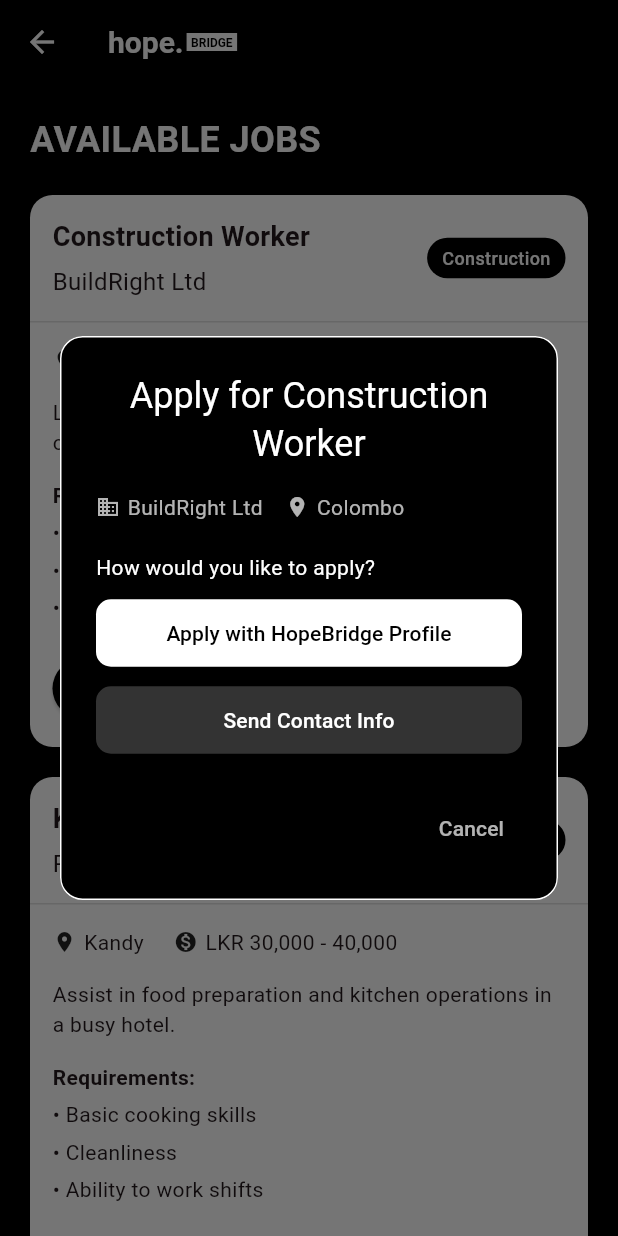
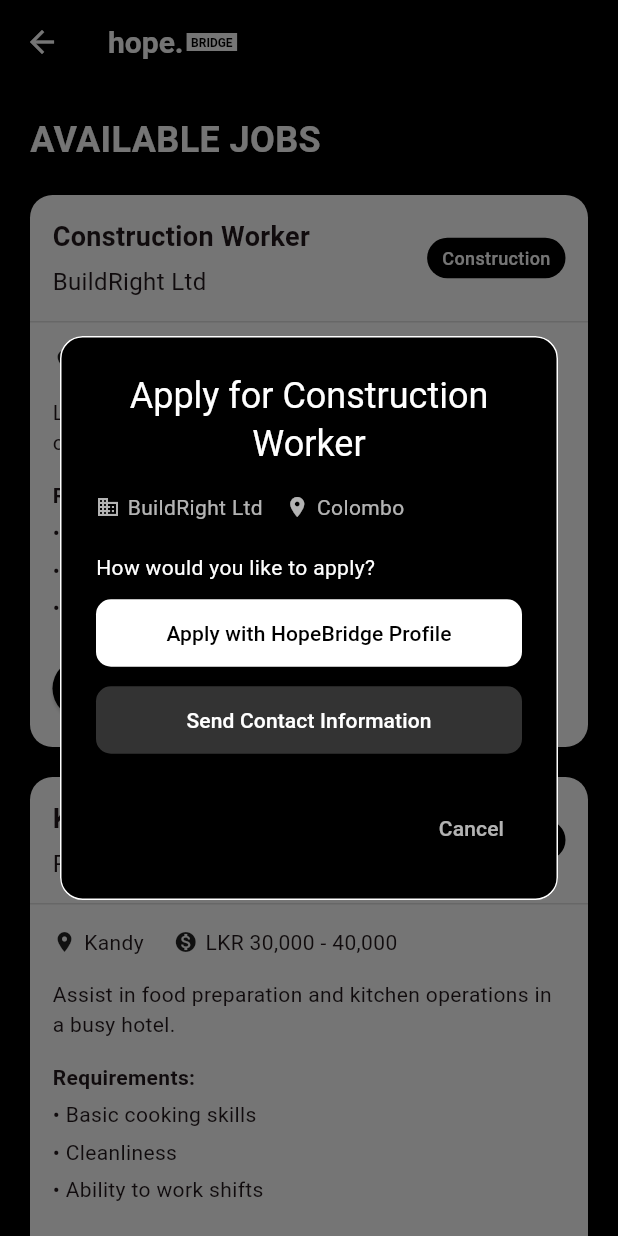
Before and after one commit to Senvidu/CS-157_Repo, a Flutter app: the JobListingPage screen opened by its route, after a tap on "Apply Now", on a phone screen of 412 x 824 dp. Run offline on Flutter 3.47's test engine with Material 3 defaults, Android fonts, the phone set to English and light mode, and no system bars; our stand-ins replace go_router.

Commit message:
updated the contact information part in frontend part

```diff
--- a/HopeBridge Frontend Prototype/HopeBridge/lib/main.dart
+++ b/HopeBridge Frontend Prototype/HopeBridge/lib/main.dart
@@ -2505,7 +2505,7 @@ class _JobCard extends StatelessWidget {
                   ),
                   minimumSize: const Size(double.infinity, 45),
                 ),
-                child: const Text('Send Contact Info'),
+                child: const Text('Send Contact Information'),
               ),
             ],
           ),
```
